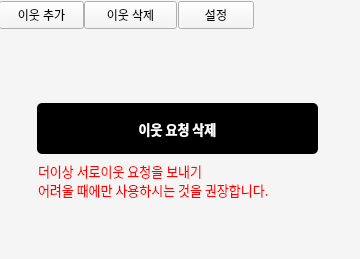
This is DeleteUi.ui in officialOTsolution/NaverNeighborBot as Qt 5 draws it before an edit. The edited form follows.
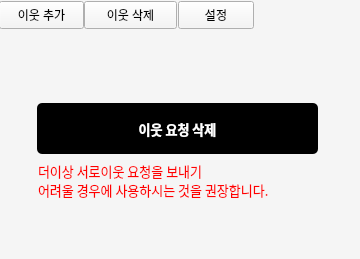
This is the edited form.

Diff of the .ui file:
```diff
--- a/DeleteUi.ui
+++ b/DeleteUi.ui
@@ -74,7 +74,7 @@
      <string notr="true">color:red;</string>
     </property>
     <property name="text">
-     <string>&lt;html&gt;&lt;head/&gt;&lt;body&gt;&lt;p&gt;&lt;span style=&quot; font-size:10pt;&quot;&gt;더이상 서로이웃 요청을 보내기&lt;br/&gt; 어려울 때에만 사용하시는 것을 권장합니다.&lt;/span&gt;&lt;/p&gt;&lt;/body&gt;&lt;/html&gt;</string>
+     <string>&lt;html&gt;&lt;head/&gt;&lt;body&gt;&lt;p&gt;&lt;span style=&quot; font-size:10pt;&quot;&gt;더이상 서로이웃 요청을 보내기&lt;br/&gt; 어려울 경우에 사용하시는 것을 권장합니다.&lt;/span&gt;&lt;/p&gt;&lt;/body&gt;&lt;/html&gt;</string>
     </property>
    </widget>
    <widget class="QPushButton" name="ButtonAdd">
```
Left out of the diff: 2 changed lines with no effect on the pictures.
